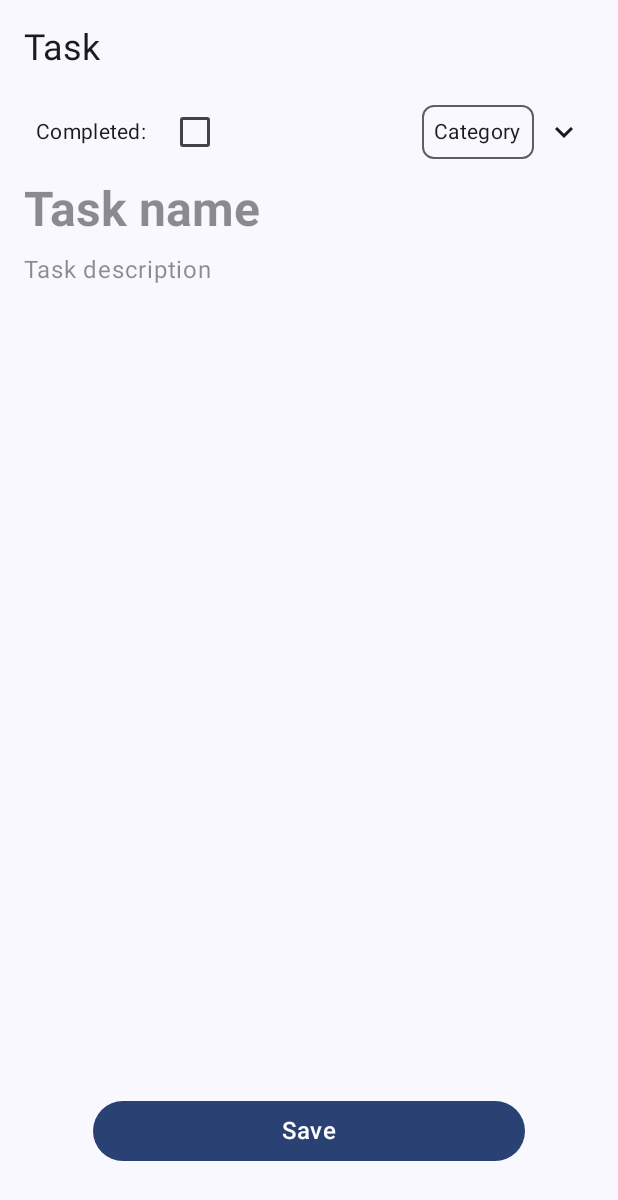
After one commit to AlexNaupay/Todo-X-App, an Android app built with Jetpack Compose: the composable TaskScreen shown on its own in the app's theme, on a phone screen of 412 x 824 dp. The commit adds this screen. Shown: the top 1200 px of the screen. Run offline under Robolectric (Android 15) with nearby library versions, the phone set to English and light mode, and no system bars.

Commit message:
Add task screen

```diff
--- /dev/null
+++ b/app/src/main/java/me/alexnaupay/todox/presentation/screens/detail/TaskScreen.kt
@@ -0,0 +1,278 @@
+package me.alexnaupay.todox.presentation.screens.detail
+
+import android.content.res.Configuration.UI_MODE_NIGHT_YES
+import androidx.compose.foundation.background
+import androidx.compose.foundation.border
+import androidx.compose.foundation.clickable
+import androidx.compose.foundation.layout.Arrangement
+import androidx.compose.foundation.layout.Box
+import androidx.compose.foundation.layout.Column
+import androidx.compose.foundation.layout.Row
+import androidx.compose.foundation.layout.Spacer
+import androidx.compose.foundation.layout.fillMaxSize
+import androidx.compose.foundation.layout.fillMaxWidth
+import androidx.compose.foundation.layout.padding
+import androidx.compose.foundation.layout.size
+import androidx.compose.foundation.layout.wrapContentHeight
+import androidx.compose.foundation.rememberScrollState
+import androidx.compose.foundation.shape.RoundedCornerShape
+import androidx.compose.foundation.text.BasicTextField
+import androidx.compose.foundation.verticalScroll
+import androidx.compose.material.icons.Icons
+import androidx.compose.material.icons.filled.KeyboardArrowDown
+import androidx.compose.material3.Button
+import androidx.compose.material3.Checkbox
+import androidx.compose.material3.DropdownMenu
+import androidx.compose.material3.ExperimentalMaterial3Api
+import androidx.compose.material3.Icon
+import androidx.compose.material3.MaterialTheme
+import androidx.compose.material3.Scaffold
+import androidx.compose.material3.Text
+import androidx.compose.material3.TopAppBar
+import androidx.compose.runtime.Composable
+import androidx.compose.runtime.getValue
+import androidx.compose.runtime.mutableStateOf
+import androidx.compose.runtime.remember
+import androidx.compose.runtime.setValue
+import androidx.compose.ui.Alignment
+import androidx.compose.ui.Modifier
+import androidx.compose.ui.focus.onFocusChanged
+import androidx.compose.ui.res.stringResource
+import androidx.compose.ui.text.font.FontWeight
+import androidx.compose.ui.text.style.TextAlign
+import androidx.compose.ui.text.style.TextAlign.Companion
+import androidx.compose.ui.tooling.preview.Preview
+import androidx.compose.ui.tooling.preview.PreviewParameter
+import androidx.compose.ui.unit.dp
+import me.alexnaupay.todox.R
+import me.alexnaupay.todox.domain.Category
+import me.alexnaupay.todox.presentation.screens.detail.providers.TaskScreenStatePreviewProvider
+import me.alexnaupay.todox.ui.theme.TodoXAppTheme
+
+@OptIn(ExperimentalMaterial3Api::class)
+@Composable
+fun TaskScreen(state: TaskScreenState, modifier: Modifier = Modifier) {
+
+    var isDescriptionFocus by remember {
+        mutableStateOf(false)
+    }
+    var isExpanded by remember {
+        mutableStateOf(false)
+    }
+
+    Scaffold (
+        topBar = {
+            TopAppBar(
+                title = {
+                    Text(
+                        style = MaterialTheme.typography.headlineSmall,
+                        text = stringResource(R.string.task)
+                    )
+                }
+            )
+        }
+    ){ padding->
+        Column (
+            verticalArrangement = Arrangement.spacedBy(
+                8.dp
+            ),
+            modifier = Modifier
+                .fillMaxSize()
+                .padding(padding)
+                .padding(horizontal = 16.dp)
+        ){
+            Row (
+                verticalAlignment = Alignment.CenterVertically
+            ){
+                Text(
+                    text = stringResource(R.string.done),
+                    style = MaterialTheme.typography.bodyMedium.copy(
+                        color = MaterialTheme.colorScheme.onSurface
+                    ),
+                    modifier = Modifier.padding(8.dp)
+                )
+                Checkbox(
+                    checked = state.isTaskDone,
+                    onCheckedChange = {
+
+                    },
+                )
+                Spacer(
+                    modifier = Modifier.weight(1f)
+                )
+
+                Row(
+                    verticalAlignment = Alignment.CenterVertically,
+                    modifier = Modifier.clickable {
+                        isExpanded = true
+                    }
+                ){
+
+                    Text(
+                        text = state.category?.toString() ?: stringResource(R.string.category),
+                        style = MaterialTheme.typography.bodyMedium.copy(
+                            color = MaterialTheme.colorScheme.onSurface
+                        ),
+                        modifier = Modifier.border(
+                            width = 1.dp,
+                            color = MaterialTheme.colorScheme.outline,
+                            shape = RoundedCornerShape(8.dp)
+                        )
+                            .padding(8.dp)
+                    )
+                    Box (
+                        modifier = Modifier.padding(8.dp),
+                        contentAlignment = Alignment.Center
+                    ){
+                        Icon(
+                            imageVector = Icons.Default.KeyboardArrowDown,
+                            contentDescription = "Add Task",
+                            tint = MaterialTheme.colorScheme.onSurface,
+                        )
+                        DropdownMenu(
+                            modifier = Modifier.background(
+                                color = MaterialTheme.colorScheme.surfaceContainerHighest
+                            ),
+                            expanded = isExpanded,
+                            onDismissRequest = { isExpanded = false }
+                        ) {
+                            Column {
+                                Category.entries.forEach { category ->
+                                    Text(
+                                        text = category.name,
+                                        style = MaterialTheme.typography.bodyMedium.copy(
+                                            color = MaterialTheme.colorScheme.onSurface
+                                        ),
+                                        modifier = Modifier.padding(8.dp).padding(
+                                            8.dp
+                                        ).clickable {
+
+                                        }
+                                    )
+                                }
+                            }
+                        }
+                    }
+                }
+
+
+            }
+
+            BasicTextField(
+                value = state.taskName,
+                textStyle = MaterialTheme.typography.headlineLarge.copy(
+                    color = MaterialTheme.colorScheme.onSurface,
+                    fontWeight = FontWeight.Bold
+                ),
+                maxLines = 1,
+                onValueChange = {
+
+                },
+                modifier = Modifier
+                    .fillMaxWidth()
+                    .wrapContentHeight()
+                ,
+                decorationBox = { innerBox ->
+                    Column (
+                        modifier = Modifier.fillMaxWidth(),
+                    ){
+                        if(state.taskName.isEmpty()){
+                            Text(
+                                modifier = Modifier.fillMaxWidth(),
+                                text = stringResource(R.string.task_name),
+                                color = MaterialTheme.colorScheme.onSurface.copy(
+                                    alpha = 0.5f
+                                ),
+                                style = MaterialTheme.typography.headlineLarge.copy(
+                                    fontWeight = FontWeight.Bold
+                                )
+                            )
+                        }
+                        else{
+                            innerBox()
+                        }
+                    }
+                }
+            )
+            BasicTextField(
+                value = state.taskDescription ?: "",
+                textStyle = MaterialTheme.typography.bodyLarge.copy(
+                    color = MaterialTheme.colorScheme.onSurface
+                ),
+                maxLines = 15,
+                onValueChange = {
+
+                },
+                modifier = Modifier
+                    .fillMaxWidth()
+                    .onFocusChanged {
+                        isDescriptionFocus = it.isFocused
+                    }
+                ,
+                decorationBox = { innerBox ->
+                    Column {
+                        if(state.taskDescription.isNullOrEmpty() && !isDescriptionFocus){
+                            Text(
+                                text = stringResource(R.string.task_description),
+                                color = MaterialTheme.colorScheme.onSurface.copy(
+                                    alpha = 0.5f
+                                )
+                            )
+                        }else{
+                            innerBox()
+                        }
+                    }
+                }
+            )
+            Spacer(
+                modifier = Modifier.weight(1f)
+            )
+            Button(
+                onClick = {  },
+                modifier = Modifier.fillMaxWidth()
+                    .padding(46.dp)
+            ){
+                Text(
+                    text = stringResource(R.string.save),
+                    style = MaterialTheme.typography.titleMedium.copy(
+                        color = MaterialTheme.colorScheme.onPrimary
+                    )
+                )
+            }
+        }
+    }
+}
+
+@Composable
+@Preview
+fun TaskScreenLightPreview(
+    @PreviewParameter(TaskScreenStatePreviewProvider::class) state: TaskScreenState
+){
+    TodoXAppTheme {
+        TaskScreen(
+            state = state
+        )
+    }
+}
+
+@Composable
+@Preview(
+    uiMode = UI_MODE_NIGHT_YES
+)
+fun TaskScreenDarkPreview(
+    @PreviewParameter(TaskScreenStatePreviewProvider::class) state: TaskScreenState
+){
+    TodoXAppTheme {
+        TaskScreen(
+            state = state
+        )
+    }
+}
+
+
+data class TaskScreenState(
+    val taskName: String = "",
+    val taskDescription: String? = null,
+    val category:Category?  = null,
+    val isTaskDone : Boolean = false,
+)
--- a/app/src/main/res/values/strings.xml
+++ b/app/src/main/res/values/strings.xml
@@ -7,4 +7,10 @@
     <string name="all_task_deleted">All tasks deleted</string>
     <string name="task_updated">Task updated</string>
     <string name="summary_info">You have %s pending tasks</string>
+    <string name="task_name">Task name</string>
+    <string name="task_description">Task description</string>
+    <string name="task">Task</string>
+    <string name="done">Completed:</string>
+    <string name="category">Category</string>
+    <string name="save">Save</string>
 </resources>
```
Also changed, not shown: app/src/main/java/me/alexnaupay/todox/presentation/screens/detail/providers/TaskScreenStatePreviewProvider.kt (added, +42 -0 lines).
